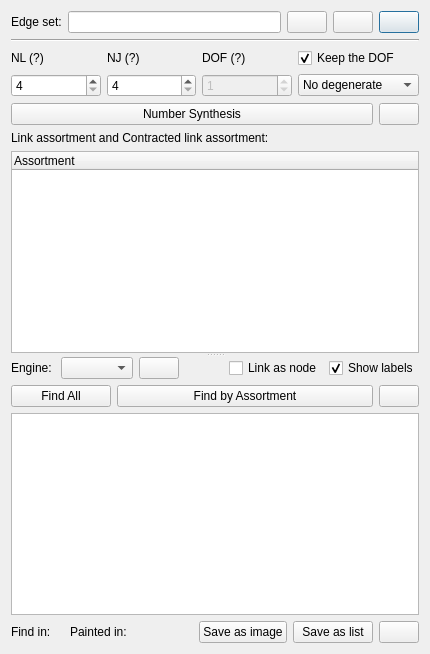
Old version of the form core/synthesis/structure_synthesis/structure_widget.ui in the repository KmolYuan/Pyslvs-UI.
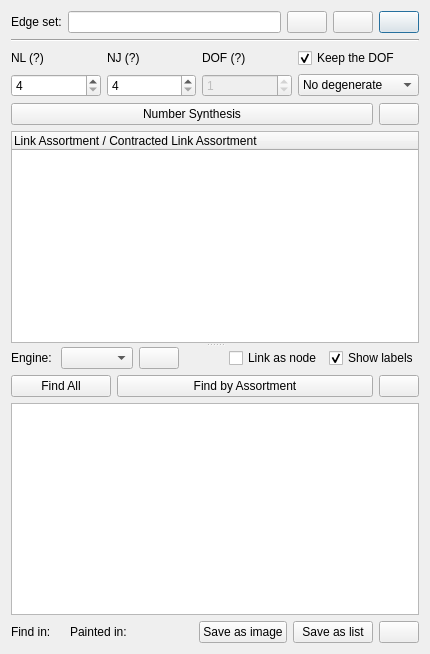
New version of the form. Icons and pictures are not drawn.

What changed in the file:
```diff
--- a/core/synthesis/structure_synthesis/structure_widget.ui
+++ b/core/synthesis/structure_synthesis/structure_widget.ui
@@ -225,13 +225,6 @@
          </item>
         </layout>
        </item>
-       <item>
-        <widget class="QLabel" name="link_assortment_label">
-         <property name="text">
-          <string>Link assortment and Contracted link assortment:</string>
-         </property>
-        </widget>
-       </item>
        <item>
         <widget class="QTreeWidget" name="link_assortment_list">
          <property name="editTriggers">
@@ -242,7 +235,7 @@
          </property>
          <column>
           <property name="text">
-           <string>Assortment</string>
+           <string>Link Assortment / Contracted Link Assortment</string>
           </property>
          </column>
         </widget>
```
Left out of the diff: 12 changed lines with no effect on the pictures.
